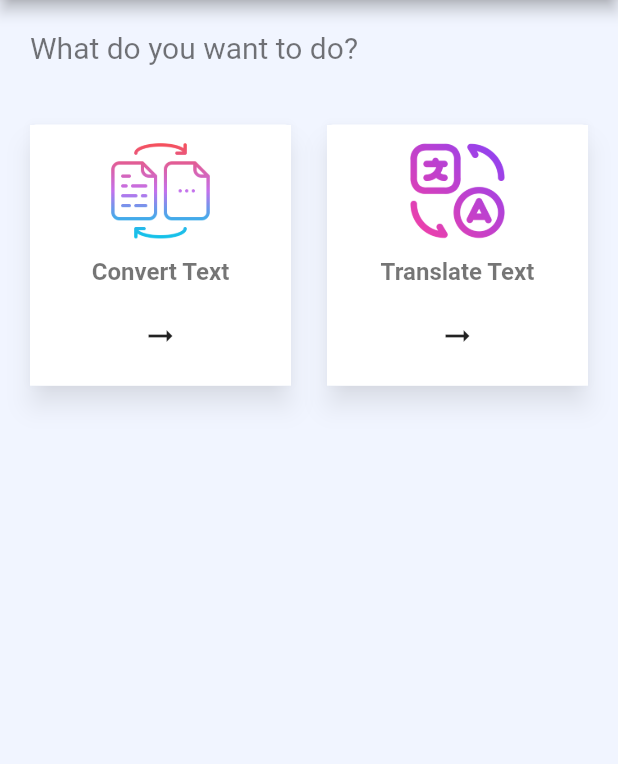
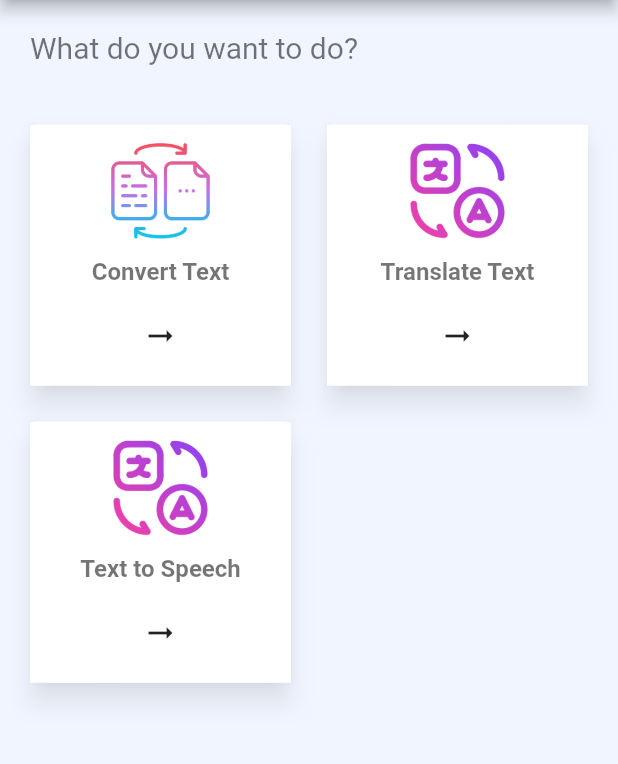
Before and after one commit to prince-cloud/hwrs_app, a Flutter app: the screen it shows after launch, on a phone screen of 412 x 824 dp, the part 84-848 px from its top. Run offline on Flutter 3.47's test engine with Material 2 defaults, Android fonts, the light colour scheme and no system bars; our stand-ins replace audioplayers, image_picker.

Commit message:
added text to speech functionanlity

```diff
--- a/lib/screens/homepage.dart
+++ b/lib/screens/homepage.dart
@@ -5,6 +5,7 @@ import 'dart:ui';
 import 'package:flutter/material.dart';
 import 'package:hwrs_app/constants.dart';
 import 'package:hwrs_app/screens/scan_text.dart';
+import 'package:hwrs_app/screens/text_to_speech.dart';
 import 'package:hwrs_app/screens/translate_text.dart';
 import 'package:image_picker/image_picker.dart';
 
@@ -168,6 +169,69 @@ class _MyHomePageState extends State<MyHomePage> {
                     ),
                   ),
                 ),
+                InkWell(
+                  onTap: () {
+                    Navigator.push(
+                      context,
+                      MaterialPageRoute(
+                        builder: (context) => const TextToSpeech(),
+                      ),
+                    );
+                  },
+                  child: Padding(
+                    padding: const EdgeInsets.all(8.0),
+                    child: Card(
+                      elevation: 7,
+                      shadowColor: const Color.fromARGB(110, 0, 0, 0),
+                      child: ClipRect(
+                        child: BackdropFilter(
+                          filter: ImageFilter.blur(sigmaX: 10.0, sigmaY: 10.0),
+                          child: Container(
+                            width: 130.0,
+                            height: 160.0,
+                            decoration: const BoxDecoration(
+                              color: Colors.white,
+                            ),
+                            child: Column(
+                              mainAxisAlignment: MainAxisAlignment.spaceEvenly,
+                              crossAxisAlignment: CrossAxisAlignment.center,
+                              children: [
+                                Image.asset(
+                                  "assets/images/translate.png",
+                                  height: 70,
+                                  width: 70,
+                                ),
+                                const Text(
+                                  "Text to Speech",
+                                  style: TextStyle(
+                                    color: Colors.black54,
+                                    fontWeight: FontWeight.bold,
+                                    fontSize: 16,
+                                  ),
+                                ),
+                                IconButton(
+                                  onPressed: () {
+                                    Navigator.push(
+                                      context,
+                                      MaterialPageRoute(
+                                        builder: (context) =>
+                                            const TextToSpeech(),
+                                      ),
+                                    );
+                                  },
+                                  /* icon: SvgPicture.asset(
+                                    "assets/icons/right_arrow.svg",
+                                  ), */
+                                  icon: const Icon(Icons.arrow_right_alt_sharp),
+                                ),
+                              ],
+                            ),
+                          ),
+                        ),
+                      ),
+                    ),
+                  ),
+                ),
 
                 /*   InkWell(
                   onTap: () {},
```
Also changed, not shown: lib/screens/text_to_speech.dart (added, +141 -0 lines), lib/services/service.dart (+25 -0 lines), pubspec.yaml (+6 -2 lines), pubspec.lock, 5 other files.
